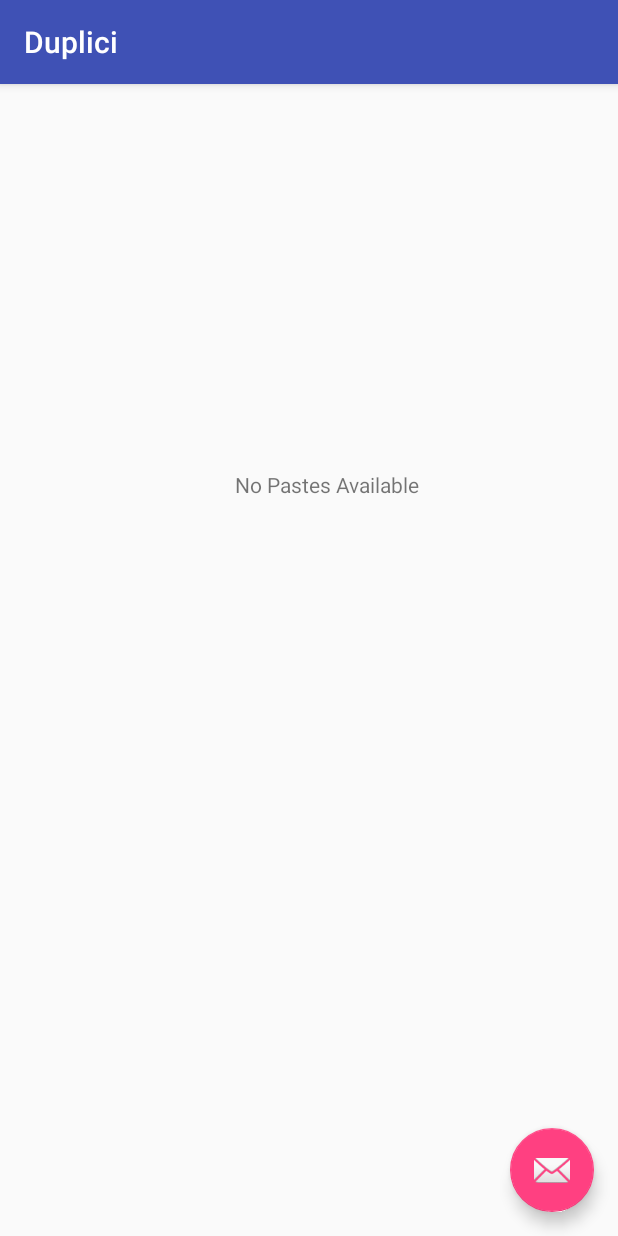
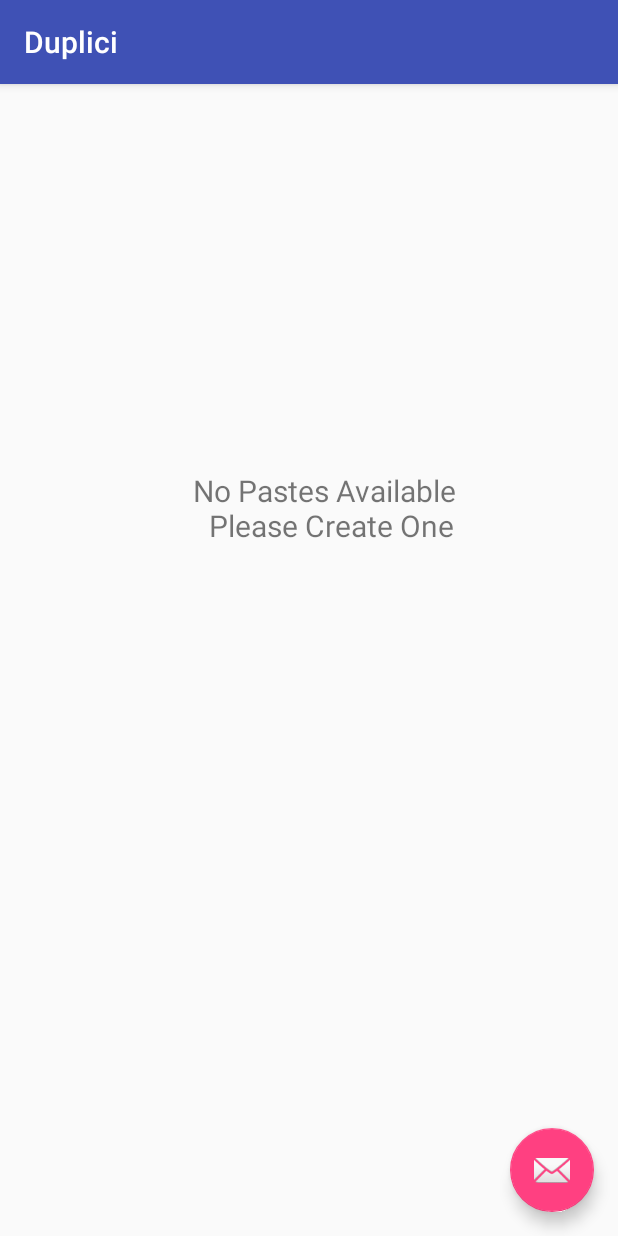
Before and after one commit to nicfol/Duplici, an Android app: the screen it shows after launch (MainActivity), on a phone screen of 412 x 824 dp. Run offline under Robolectric (Android 15) with nearby library versions, the phone set to English and light mode, and no system bars; libraries missing offline, so code that uses them is left out: com.facebook.stetho; 1 statement that could not run was skipped.

Commit message:
added updatePasteListMethod to MainAct and updated missing paste text

```diff
--- a/app/src/main/java/com/nicfol/duplici/MainActivity.java
+++ b/app/src/main/java/com/nicfol/duplici/MainActivity.java
@@ -31,7 +31,7 @@ public class MainActivity extends AppCompatActivity {
                         .build());
 
         pasteListSingleton.init(this);
-        pasteList = pasteListSingleton.getPasteList();
+        updatePasteList();
 
         final RecyclerView rv = (RecyclerView)findViewById(R.id.rv);
         final RVAdapter adapter = new RVAdapter(this, pasteList);
@@ -57,12 +57,10 @@ public class MainActivity extends AppCompatActivity {
                 //pasteListSingleton.deletePaste(0);
             }
         });
-
     }
 
-
     public void deletePasteInRV(RecyclerView rv, RVAdapter adapter, int indexToDelete) {
-        pasteList = pasteListSingleton.getPasteList();
+        updatePasteList();
         if(!pasteList.isEmpty()) {
             rv.removeViewAt(indexToDelete);
             adapter.notifyItemChanged(indexToDelete);
@@ -74,7 +72,7 @@ public class MainActivity extends AppCompatActivity {
     }
 
     private void updateUIifEmptyList(RecyclerView rv) {
-        pasteList = pasteListSingleton.getPasteList();
+        updatePasteList();
         if(pasteList.isEmpty()) {
             TextView noData = (TextView)findViewById(R.id.noData);
             noData.setVisibility(View.VISIBLE);
@@ -86,4 +84,7 @@ public class MainActivity extends AppCompatActivity {
         }
     }
 
+    public void updatePasteList() {
+        pasteList = pasteListSingleton.getPasteList();
+    }
 }
--- a/app/src/main/res/layout/activity_main.xml
+++ b/app/src/main/res/layout/activity_main.xml
@@ -25,7 +25,8 @@
         android:id="@+id/noData"
         android:layout_width="420dp"
         android:layout_height="wrap_content"
-        android:text="No Pastes Available"
+        android:text="No Pastes Available \n Please Create One"
+        android:textSize="20sp"
         android:textAlignment="center"
         tools:layout_constraintTop_creator="1"
         android:layout_marginStart="8dp"
--- a/app/src/main/res/layout/fragment_dialog.xml
+++ b/app/src/main/res/layout/fragment_dialog.xml
@@ -9,7 +9,8 @@
 
     <RelativeLayout
         android:layout_width="match_parent"
-        android:layout_height="match_parent">
+        android:layout_height="match_parent"
+        android:padding="8dp">
 
         <TextView
             android:id="@+id/textView3"
```
